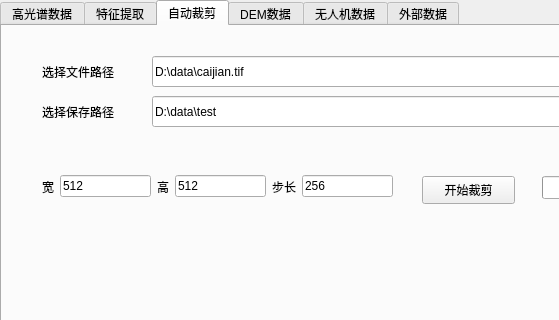
Above: zhengshiban_dialog_base.ui from tudoulei/zhengshiban before the change; both pictures show x 0 to 559 and y 0 to 320 of the 1042 by 767 pixel window. Below: the same form after it.
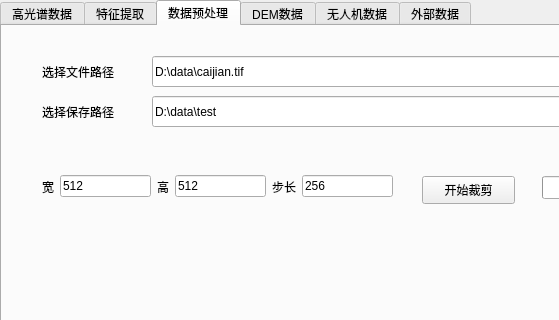
That is the form after the change. The open tabs and pages were chosen to show the change.

```diff
--- a/zhengshiban_dialog_base.ui
+++ b/zhengshiban_dialog_base.ui
@@ -390,7 +390,7 @@
    </widget>
    <widget class="QWidget" name="tab_6">
     <attribute name="title">
-     <string>自动裁剪</string>
+     <string>数据预处理</string>
     </attribute>
     <widget class="QPushButton" name="pushButton_clip">
      <property name="geometry">
```
Left out of the diff: 2 changed lines with no effect on the pictures.
